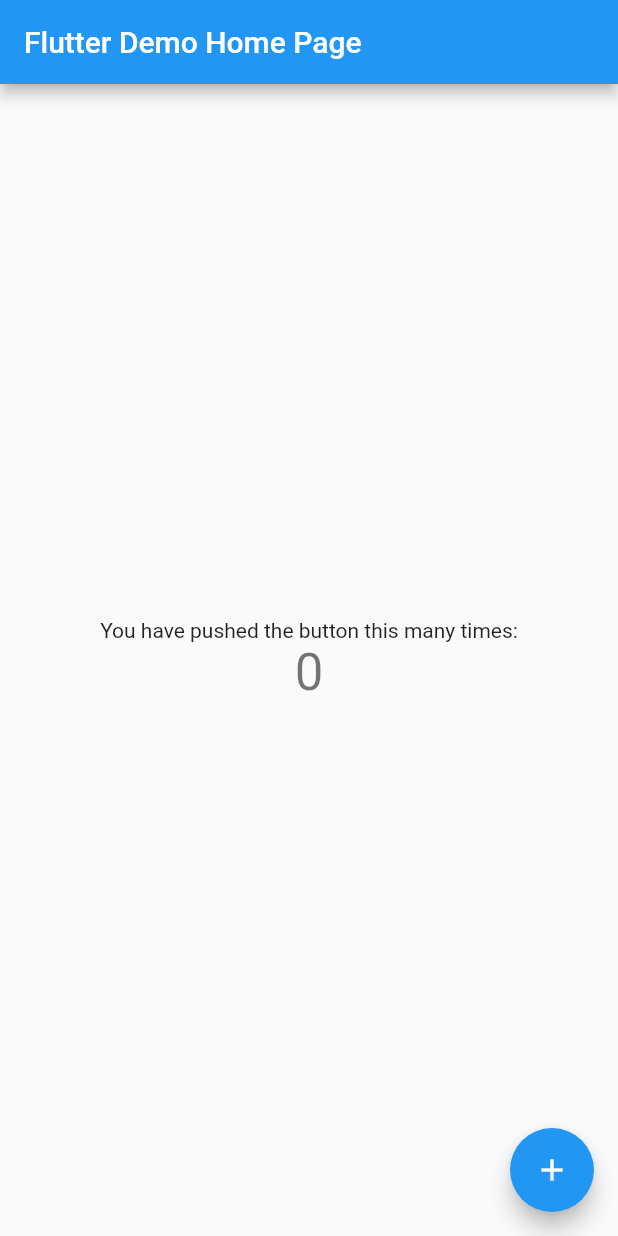
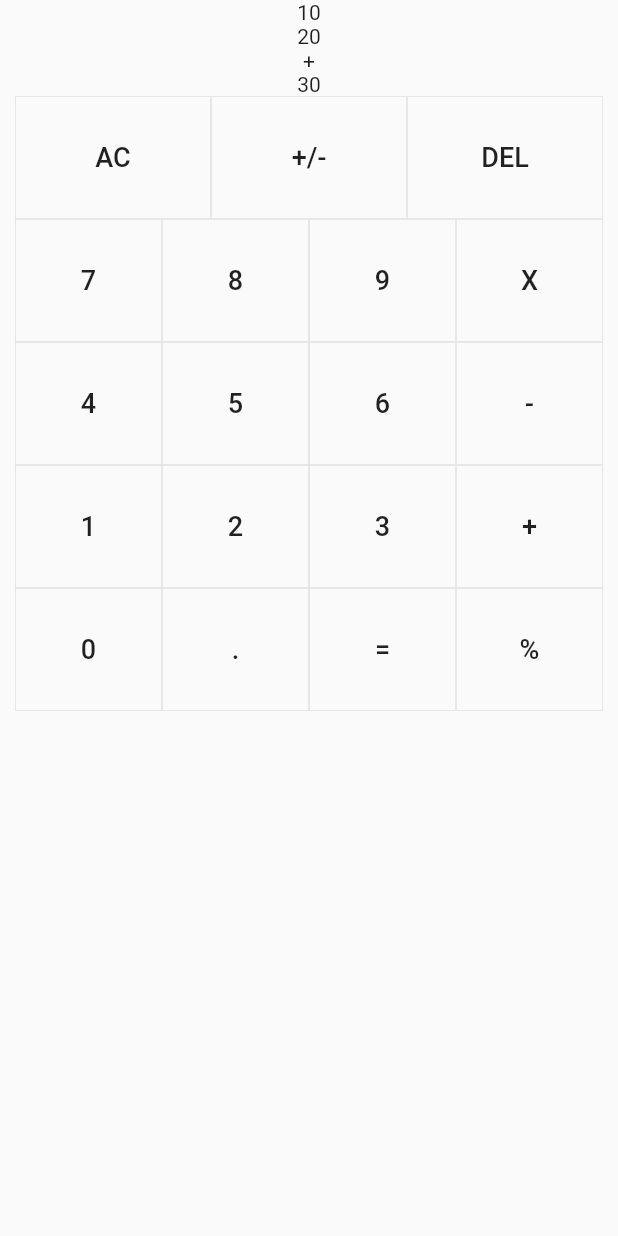
Before and after one commit to federix8190/MyFlutterApp, a Flutter app: the screen it shows after launch, on a phone screen of 412 x 824 dp. Run offline on Flutter 3.47's test engine with Material 2 defaults, Android fonts, the phone set to English and light mode, and no system bars; our stand-ins replace flutter_bloc.

Commit message:
ejemplo calculadora

```diff
--- /dev/null
+++ b/lib/bloc/calculator_bloc.dart
@@ -0,0 +1,45 @@
+import 'dart:async';
+
+import 'package:flutter_bloc/flutter_bloc.dart';
+
+import 'calculator_state.dart';
+import 'calculator_event.dart';
+
+class CalculatorBloc extends Bloc<CalculatorEvent, CalculatorState> {
+
+  CalculatorBloc() : super(CalculatorState()) {
+    on<ResetAC>((event, emit) => reset(emit));
+    on<Delete>((event, emit) => delete(emit));
+    on<AddNumber>((event, emit) => addNumber(event, emit));
+  }
+
+  FutureOr<void> reset(Emitter<CalculatorState> emit,) async {
+    try {
+      emit(CalculatorState(firstNumber: "0", secondNumber: "0", operation: "none", mathResult: "0"));
+    } catch (e) {
+      print("Ocurrio un error !! ${e.toString()}");
+    }
+  }
+
+  FutureOr<void> delete(Emitter<CalculatorState> emit,) async {
+    try {
+      var str = state.firstNumber.substring(0, state.firstNumber.length - 1);
+      emit(CalculatorState(firstNumber: str)
+      );
+    } catch (e) {
+      print("Ocurrio un error !! ${e.toString()}");
+    }
+  }
+
+  FutureOr<void> addNumber(AddNumber event, Emitter<CalculatorState> emit,) async {
+    try {
+      emit(CalculatorState(
+          firstNumber: state.firstNumber + event.number,
+          secondNumber: "0",
+          operation: "none",
+          mathResult: "0"));
+    } catch (e) {
+      print("Ocurrio un error !! ${e.toString()}");
+    }
+  }
+}
--- /dev/null
+++ b/lib/bloc/calculator_event.dart
@@ -0,0 +1,14 @@
+import 'package:flutter/material.dart';
+
+@immutable
+abstract class CalculatorEvent {}
+
+class ResetAC extends CalculatorEvent {}
+
+class Delete extends CalculatorEvent {}
+
+class AddNumber extends CalculatorEvent {
+  final String number;
+
+  AddNumber(this.number);
+}
--- /dev/null
+++ b/lib/bloc/calculator_state.dart
@@ -0,0 +1,14 @@
+class CalculatorState {
+
+  final String mathResult;
+  final String firstNumber;
+  final String secondNumber;
+  final String operation;
+
+  CalculatorState({
+    this.mathResult = "30",
+    this.firstNumber = "10",
+    this.secondNumber = "20",
+    this.operation = "+"
+  });
+}
--- a/lib/main.dart
+++ b/lib/main.dart
@@ -1,25 +1,38 @@
 import 'package:flutter/material.dart';
+import 'package:flutter_bloc/flutter_bloc.dart';
+import 'package:my_flutter_app/bloc/calculator_bloc.dart';
+import 'package:my_flutter_app/bloc/calculator_event.dart';
+
+import 'package:my_flutter_app/screen/calculator_screen.dart';
 
 void main() {
-  runApp(MyApp());
+  runApp(AppState());
+}
+
+class AppState extends StatelessWidget {
+  @override
+  Widget build(BuildContext context) {
+    return MultiBlocProvider(
+        providers: [BlocProvider(create: (BuildContext context) => CalculatorBloc())],
+        child: MyApp()
+    );
+  }
 }
 
 class MyApp extends StatelessWidget {
-
   @override
   Widget build(BuildContext context) {
     return MaterialApp(
-      title: 'Flutter Demo',
+      title: 'Flutter Calculator',
       theme: ThemeData(
         primarySwatch: Colors.blue,
       ),
-      home: MyHomePage(title: 'Flutter Demo Home Page'),
+      home: CalculatorScreen(),
     );
   }
 }
 
 class MyHomePage extends StatefulWidget {
-
   MyHomePage({Key key, this.title}) : super(key: key);
 
   final String title;
--- /dev/null
+++ b/lib/screen/calculator_screen.dart
@@ -0,0 +1,66 @@
+import 'package:flutter/material.dart';
+import 'package:my_flutter_app/widgets/calc_button.dart';
+import 'package:my_flutter_app/widgets/results_labels.dart';
+
+class CalculatorScreen extends StatelessWidget {
+  @override
+  Widget build(BuildContext context) {
+
+    return Scaffold(
+      body: SafeArea(
+        child: Container(
+          margin: EdgeInsets.symmetric(horizontal: 10),
+          child: Column(
+            children: [
+              ResultsLabels(),
+              Row(
+                mainAxisAlignment: MainAxisAlignment.center,
+                children: [
+                  CalcButton('AC'),
+                  CalcButton('+/-'),
+                  CalcButton('DEL')
+                ],
+              ),
+              Row(
+                mainAxisAlignment: MainAxisAlignment.center,
+                children: [
+                  CalcButton('7'),
+                  CalcButton('8'),
+                  CalcButton('9'),
+                  CalcButton('X')
+                ],
+              ),
+              Row(
+                mainAxisAlignment: MainAxisAlignment.center,
+                children: [
+                  CalcButton('4'),
+                  CalcButton('5'),
+                  CalcButton('6'),
+                  CalcButton('-')
+                ],
+              ),
+              Row(
+                mainAxisAlignment: MainAxisAlignment.center,
+                children: [
+                  CalcButton('1'),
+                  CalcButton('2'),
+                  CalcButton('3'),
+                  CalcButton('+')
+                ],
+              ),
+              Row(
+                mainAxisAlignment: MainAxisAlignment.center,
+                children: [
+                  CalcButton('0'),
+                  CalcButton('.'),
+                  CalcButton('='),
+                  CalcButton('%')
+                ],
+              )
+            ],
+          ),
+        ),
+      ),
+    );
+  }
+}
--- /dev/null
+++ b/lib/widgets/calc_button.dart
@@ -0,0 +1,44 @@
+import 'package:flutter/material.dart';
+import 'package:flutter_bloc/flutter_bloc.dart';
+
+import '../bloc/calculator_bloc.dart';
+import '../bloc/calculator_event.dart';
+
+class CalcButton extends StatelessWidget {
+
+  final String text;
+
+  const CalcButton(this.text);
+
+  @override
+  Widget build(BuildContext context) {
+    final calculatorBloc = BlocProvider.of<CalculatorBloc>(context);
+    return Expanded(
+        child: Container(
+          decoration: BoxDecoration(
+            border: Border.all(
+              color: Color.fromRGBO(0, 0, 0, 0.1),
+              width: 0.5,
+            ),
+          ),
+          child: FlatButton(
+            onPressed: () => {
+              if (text == 'AC') {
+                calculatorBloc.add(ResetAC())
+              } else if (text == 'DEL') {
+                calculatorBloc.add(Delete())
+              } else {
+                calculatorBloc.add(AddNumber(text))
+              }
+            },
+            child: Text(
+              text,
+              style: TextStyle(fontSize: 18, fontWeight: FontWeight.w500),
+            ),
+            padding: EdgeInsets.all(30),
+            highlightColor: Colors.blueGrey[100],
+          ),
+        )
+    );
+  }
+}
--- /dev/null
+++ b/lib/widgets/results_labels.dart
@@ -0,0 +1,22 @@
+import 'package:flutter/material.dart';
+import 'package:flutter_bloc/flutter_bloc.dart';
+import 'package:my_flutter_app/bloc/calculator_bloc.dart';
+import 'package:my_flutter_app/bloc/calculator_state.dart';
+
+class ResultsLabels extends StatelessWidget {
+  @override
+  Widget build(BuildContext context) {
+    return BlocBuilder<CalculatorBloc, CalculatorState>(
+        builder: (context, state) {
+          return Column(
+            children: [
+              Text(state.firstNumber),
+              Text(state.secondNumber),
+              Text(state.operation),
+              Text(state.mathResult),
+            ],
+          );
+        }
+    );
+  }
+}
```
Also changed, not shown: pubspec.yaml (+6 -1 lines), pubspec.lock, 3 other files.
